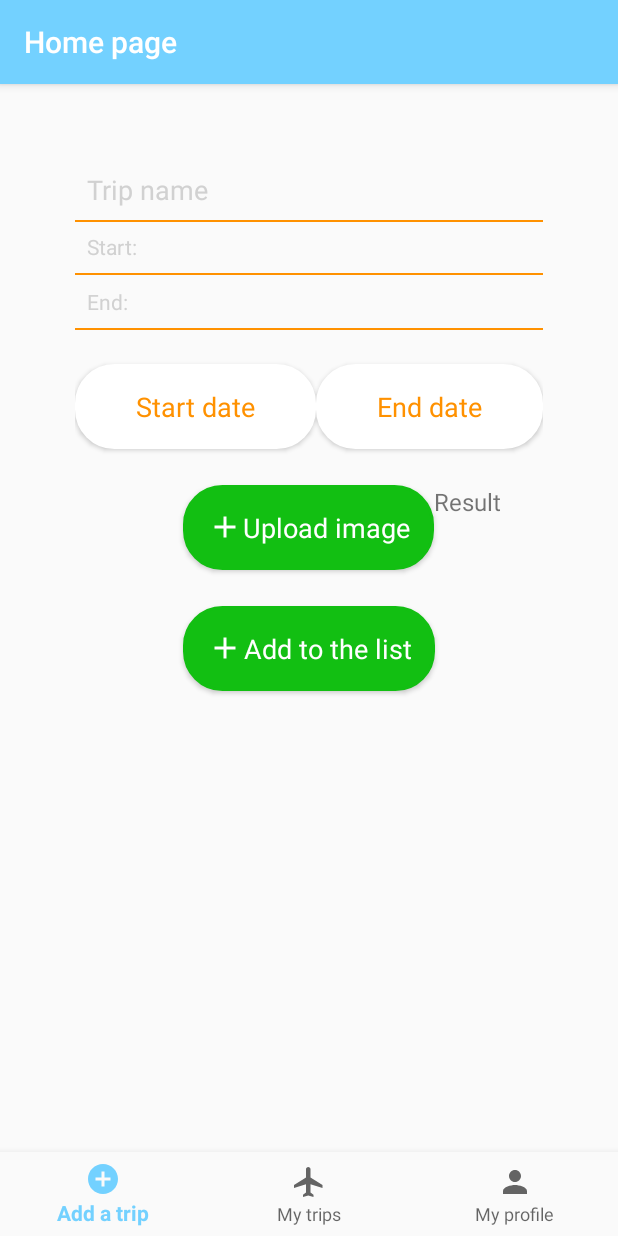
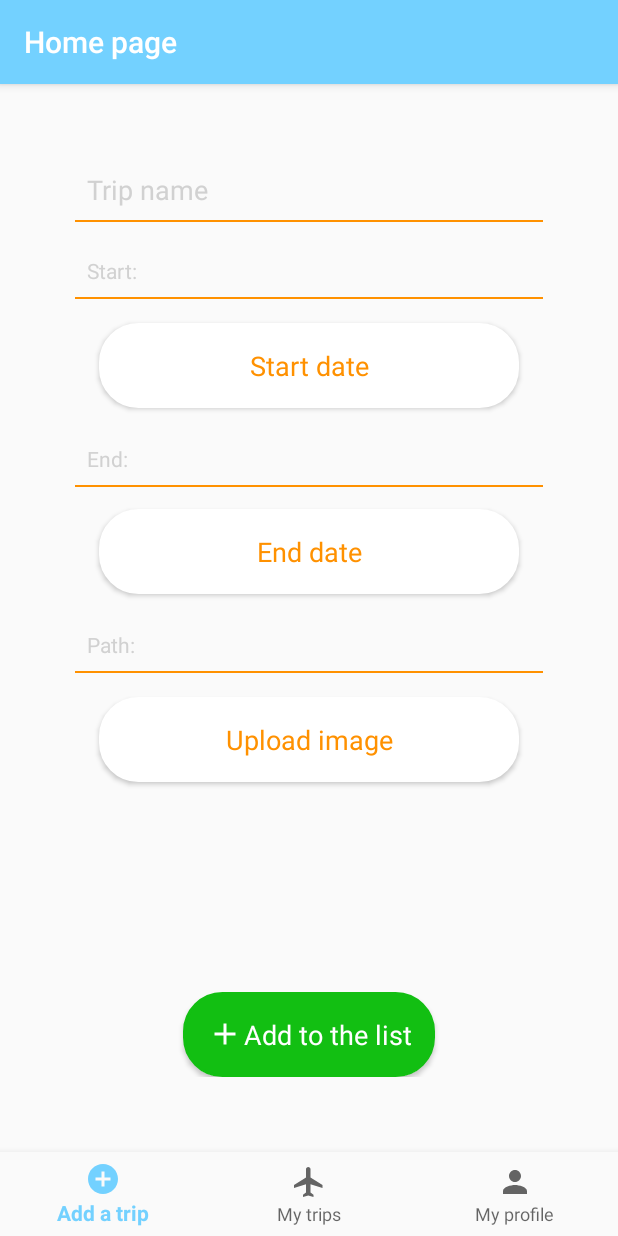
Before and after one commit to Dhug95/MyTravel, an Android app: the AddTripFragment screen opened directly, with no data from a screen before it, on a phone screen of 412 x 824 dp. Run offline under Robolectric (Android 15) with nearby library versions, the phone set to English and light mode, and no system bars.

Commit message:
Fixed code and improved layout

```diff
--- a/app/src/main/AndroidManifest.xml
+++ b/app/src/main/AndroidManifest.xml
@@ -43,6 +43,7 @@
         </activity>
         <activity
             android:name=".activities.TripPageActivity"
+            android:label="@string/trip_overview"
             android:parentActivityName=".activities.LoggedHomeActivity" />
     </application>
 
--- a/app/src/main/java/com/example/francesco/mytravel/activities/SignUpActivity.java
+++ b/app/src/main/java/com/example/francesco/mytravel/activities/SignUpActivity.java
@@ -21,6 +21,7 @@ public class SignUpActivity extends AppCompatActivity {
     protected void onCreate(Bundle savedInstanceState) {
         super.onCreate(savedInstanceState);
         setContentView(R.layout.activity_sign_up);
+
         email_field = (EditText) findViewById(R.id.email_signup);
         username_field = (EditText) findViewById(R.id.username_signup);
         psw_field = (EditText) findViewById(R.id.psw_signup);
--- a/app/src/main/java/com/example/francesco/mytravel/tasks/SendTripData.java
+++ b/app/src/main/java/com/example/francesco/mytravel/tasks/SendTripData.java
@@ -61,7 +61,7 @@ public class SendTripData extends AsyncTask<String, Void, String> {
 
 
     private String getEncoded64ImageStringFromBitmap(Bitmap bitmap) {
-        bitmap = Bitmap.createScaledBitmap(bitmap, 300, 300, true);
+        bitmap = Bitmap.createScaledBitmap(bitmap, 240, 240, true);
         ByteArrayOutputStream stream = new ByteArrayOutputStream();
         bitmap.compress(Bitmap.CompressFormat.JPEG, 50, stream);
         byte[] byteFormat = stream.toByteArray();
--- a/app/src/main/java/com/example/francesco/mytravel/utils/TripListAdapter.java
+++ b/app/src/main/java/com/example/francesco/mytravel/utils/TripListAdapter.java
@@ -41,7 +41,6 @@ public class TripListAdapter extends RecyclerView.Adapter<TripListAdapter.TripVi
         holder.tripNameView.setText(mCurrent.name);
         holder.tripStartView.setText(mCurrent.start);
         holder.tripEndView.setText(mCurrent.end);
-        holder.tripIdView.setText(mCurrent.id);
 
         Log.d("Image", mCurrent.img);
         byte[] decodedString = Base64.decode(mCurrent.img, Base64.DEFAULT);
@@ -60,7 +59,6 @@ public class TripListAdapter extends RecyclerView.Adapter<TripListAdapter.TripVi
         public final TextView tripNameView;
         public final TextView tripStartView;
         public final TextView tripEndView;
-        public final TextView tripIdView;
         public final ImageView tripImage;
 
         final TripListAdapter mAdapter;
@@ -79,7 +77,6 @@ public class TripListAdapter extends RecyclerView.Adapter<TripListAdapter.TripVi
             tripNameView = (TextView) itemView.findViewById(R.id.trip_name);
             tripStartView = (TextView) itemView.findViewById(R.id.trip_start);
             tripEndView = (TextView) itemView.findViewById(R.id.trip_end);
-            tripIdView = (TextView) itemView.findViewById(R.id.trip_id);
             tripImage = (ImageView) itemView.findViewById(R.id.image_trip);
 
             this.mAdapter = adapter;
--- a/app/src/main/res/layout/fragment_add_trip.xml
+++ b/app/src/main/res/layout/fragment_add_trip.xml
@@ -19,93 +19,14 @@
         android:textColorHint="@color/colorFields" />
 
     <View
+        android:id="@+id/trip_create_line"
         android:layout_width="match_parent"
         android:layout_height="1dp"
         android:layout_below="@+id/trip_name_create"
         android:background="@color/colorSecondary" />
 
-    <LinearLayout
-        android:id="@+id/internal_linear"
-        android:layout_width="match_parent"
-        android:layout_height="wrap_content"
-        android:layout_below="@+id/end_text"
-        android:layout_centerHorizontal="true"
-        android:orientation="horizontal">
-
-        <Button
-            android:id="@+id/start_date_button"
-            style="@style/Base.TextAppearance.AppCompat.Body1"
-            android:layout_width="wrap_content"
-            android:layout_height="wrap_content"
-            android:layout_marginBottom="24dp"
-            android:layout_marginTop="24dp"
-            android:layout_weight="1"
-            android:background="@drawable/background_login"
-            android:clickable="true"
-            android:focusable="true"
-            android:padding="@dimen/default_padding"
-            android:tag="@string/start_date"
-            android:text="@string/start_date"
-            android:textAllCaps="false"
-            android:textColor="@color/colorSecondary"
-            android:textSize="18sp" />
-
-        <Button
-            android:id="@+id/end_date_button"
-            style="@style/Base.TextAppearance.AppCompat.Body1"
-            android:layout_width="wrap_content"
-            android:layout_height="wrap_content"
-            android:layout_marginBottom="24dp"
-            android:layout_marginTop="24dp"
-            android:layout_weight="1"
-            android:background="@drawable/background_login"
-            android:clickable="true"
-            android:focusable="true"
-            android:padding="@dimen/default_padding"
-            android:tag="@string/end_date"
-            android:text="@string/end_date"
-            android:textAllCaps="false"
-            android:textColor="@color/colorSecondary"
-            android:textSize="18sp" />
-    </LinearLayout>
-
-    <Button
-        android:id="@+id/upload_image"
-        style="@style/Base.TextAppearance.AppCompat.Body1"
-        android:layout_width="wrap_content"
-        android:layout_height="wrap_content"
-        android:layout_below="@id/internal_linear"
-        android:layout_centerHorizontal="true"
-        android:layout_marginBottom="24dp"
-        android:background="@drawable/background_create"
-        android:clickable="true"
-        android:drawableStart="@drawable/ic_add_white_24dp"
-        android:focusable="true"
-        android:padding="@dimen/default_padding"
-        android:text="Upload image"
-        android:textAllCaps="false"
-        android:textColor="#fff"
-        android:textSize="18sp" />
-
-    <Button
-        android:id="@+id/create_trip"
-        style="@style/Base.TextAppearance.AppCompat.Body1"
-        android:layout_width="wrap_content"
-        android:layout_height="wrap_content"
-        android:layout_below="@id/upload_image"
-        android:layout_centerHorizontal="true"
-        android:layout_marginBottom="24dp"
-        android:background="@drawable/background_create"
-        android:clickable="true"
-        android:drawableStart="@drawable/ic_add_white_24dp"
-        android:focusable="true"
-        android:padding="@dimen/default_padding"
-        android:text="@string/add_to_the_list"
-        android:textAllCaps="false"
-        android:textColor="#fff"
-        android:textSize="18sp" />
-
     <TextView
+        android:layout_marginTop="@dimen/default_padding"
         android:id="@+id/start_text"
         android:layout_width="match_parent"
         android:layout_height="wrap_content"
@@ -124,11 +45,29 @@
         android:layout_below="@+id/start_text"
         android:background="@color/colorSecondary" />
 
+    <Button
+        android:id="@+id/start_date_button"
+        style="@style/Base.TextAppearance.AppCompat.Body1"
+        android:layout_width="match_parent"
+        android:layout_height="wrap_content"
+        android:layout_below="@id/start_line"
+        android:layout_centerHorizontal="true"
+        android:layout_margin="@dimen/default_padding"
+        android:background="@drawable/background_login"
+        android:clickable="true"
+        android:focusable="true"
+        android:padding="@dimen/default_padding"
+        android:tag="@string/start_date"
+        android:text="@string/start_date"
+        android:textAllCaps="false"
+        android:textColor="@color/colorSecondary"
+        android:textSize="18sp" />
+
     <TextView
         android:id="@+id/end_text"
         android:layout_width="match_parent"
         android:layout_height="wrap_content"
-        android:layout_below="@id/start_line"
+        android:layout_below="@id/start_date_button"
         android:background="@android:color/transparent"
         android:drawablePadding="12dp"
         android:hint="@string/end"
@@ -137,19 +76,82 @@
         android:textColorHint="@color/colorFields" />
 
     <View
+        android:id="@+id/end_line"
         android:layout_width="match_parent"
         android:layout_height="1dp"
         android:layout_below="@+id/end_text"
         android:background="@color/colorSecondary" />
 
+    <Button
+        android:id="@+id/end_date_button"
+        style="@style/Base.TextAppearance.AppCompat.Body1"
+        android:layout_width="match_parent"
+        android:layout_height="wrap_content"
+        android:layout_below="@id/end_text"
+        android:layout_centerHorizontal="true"
+        android:layout_margin="@dimen/default_padding"
+        android:background="@drawable/background_login"
+        android:clickable="true"
+        android:focusable="true"
+        android:padding="@dimen/default_padding"
+        android:tag="@string/end_date"
+        android:text="@string/end_date"
+        android:textAllCaps="false"
+        android:textColor="@color/colorSecondary"
+        android:textSize="18sp" />
+
+    <View
+        android:id="@+id/upload_line"
+        android:layout_width="match_parent"
+        android:layout_height="1dp"
+        android:layout_below="@+id/image_result"
+        android:background="@color/colorSecondary" />
+
     <TextView
         android:id="@+id/image_result"
+        android:layout_width="match_parent"
+        android:layout_height="wrap_content"
+        android:layout_below="@id/end_date_button"
+        android:background="@android:color/transparent"
+        android:drawablePadding="12dp"
+        android:hint="Path: "
+        android:padding="8dp"
+        android:textColor="@color/colorPrimary"
+        android:textColorHint="@color/colorFields" />
+
+    <Button
+        android:id="@+id/upload_image"
+        style="@style/Base.TextAppearance.AppCompat.Body1"
+        android:layout_width="match_parent"
+        android:layout_height="wrap_content"
+        android:layout_below="@id/upload_line"
+        android:layout_centerHorizontal="true"
+        android:layout_margin="@dimen/default_padding"
+        android:layout_marginBottom="24dp"
+        android:background="@drawable/background_login"
+        android:clickable="true"
+        android:focusable="true"
+        android:padding="@dimen/default_padding"
+        android:text="Upload image"
+        android:textAllCaps="false"
+        android:textColor="@color/colorSecondary"
+        android:textSize="18sp" />
+
+    <Button
+        android:id="@+id/create_trip"
+        style="@style/Base.TextAppearance.AppCompat.Body1"
         android:layout_width="wrap_content"
         android:layout_height="wrap_content"
-        android:layout_below="@+id/internal_linear"
-        android:textSize="16sp"
-        android:layout_toEndOf="@+id/upload_image"
-        android:text="Result" />
-
+        android:layout_alignParentBottom="true"
+        android:layout_centerHorizontal="true"
+        android:background="@drawable/background_create"
+        android:clickable="true"
+        android:drawableStart="@drawable/ic_add_white_24dp"
+        android:focusable="true"
+        android:padding="@dimen/default_padding"
+        android:text="@string/add_to_the_list"
+        android:textAllCaps="false"
+        android:textColor="#fff"
+        android:textSize="18sp" />
 
 </RelativeLayout>
--- a/app/src/main/res/layout/fragment_profile.xml
+++ b/app/src/main/res/layout/fragment_profile.xml
@@ -7,7 +7,7 @@
     android:layout_height="match_parent"
     android:clipChildren="false"
     android:clipToPadding="false"
-    android:padding="@dimen/default_padding"
+    android:padding="@dimen/home_padding"
     tools:context=".fragments.ProfileFragment">
 
     <TextView
--- a/app/src/main/res/layout/fragment_trips.xml
+++ b/app/src/main/res/layout/fragment_trips.xml
@@ -3,15 +3,14 @@
     xmlns:tools="http://schemas.android.com/tools"
     android:id="@+id/trips_fragment"
     android:layout_width="match_parent"
+    android:layout_height="match_parent"
     android:padding="@dimen/default_padding"
-    android:layout_height="match_parent"
     tools:context=".fragments.TripsFragment">
 
 
     <android.support.v7.widget.RecyclerView
         android:id="@+id/recycler_trips"
         android:layout_width="match_parent"
-        android:layout_height="match_parent"
-        android:layout_marginBottom="@dimen/home_padding" />
+        android:layout_height="match_parent" />
 
 </FrameLayout>
--- a/app/src/main/res/values/strings.xml
+++ b/app/src/main/res/values/strings.xml
@@ -34,4 +34,5 @@
     <string name="new_password">New password</string>
     <string name="participants">Participants</string>
     <string name="payments">Payments</string>
+    <string name="trip_overview">Trip overview</string>
 </resources>
```
Also changed, not shown: app/src/main/res/layout/triplist_item.xml (+31 -18 lines).
